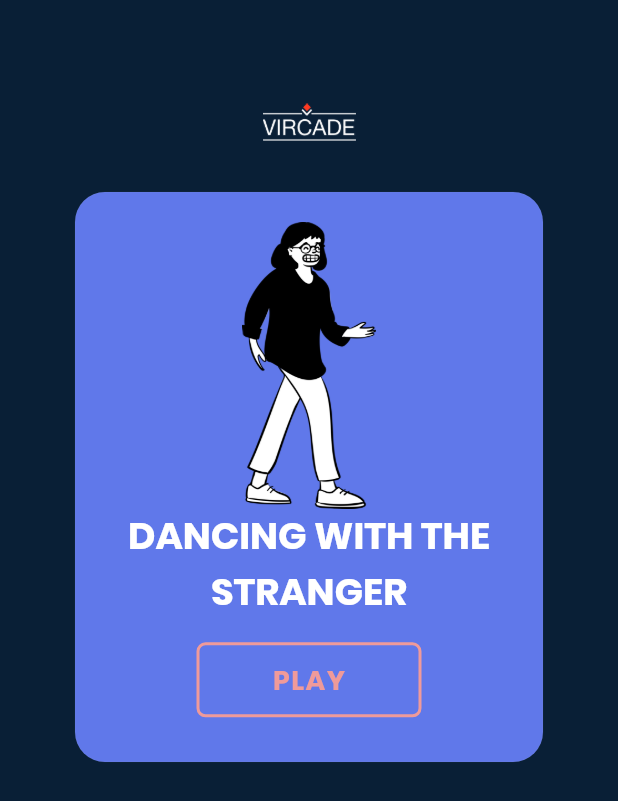
After one commit to KiranaTh/Vircade, a Flutter app: the screen it shows after launch, after a tap on "SIGN IN", on a phone screen of 412 x 824 dp. The commit adds this screen. Shown: the top 801 px of the screen. Run offline on Flutter 3.47's test engine with Material 2 defaults, Android fonts, the phone set to English and light mode, and no system bars; our stand-ins replace flutter_screenutil.

Commit message:
activities UI

```diff
--- a/Vircade/lib/Login.dart
+++ b/Vircade/lib/Login.dart
@@ -2,7 +2,7 @@ import 'package:flutter/material.dart';
 import 'package:flutter_screenutil/flutter_screenutil.dart';
 import 'FormCard.dart';
 import 'Signup.dart';
-import 'test.dart';
+import 'activities.dart';
 
 class Login extends StatefulWidget {
   @override
@@ -20,7 +20,7 @@ route(){
 
   test(){
     Navigator.pushReplacement(context, MaterialPageRoute(
-      builder: (context) => Test()
+      builder: (context) => Activities()
     ));
   }
 
@@ -45,7 +45,7 @@ route(){
           ),
           SingleChildScrollView(
             child: Padding(
-              padding: EdgeInsets.only(left: 28.0, right: 28.0, top: 200.0),
+              padding: EdgeInsets.only(left: 28.0, right: 28.0, top: 20.0),
               child: Column(
                 children: <Widget>[
                   Row(
@@ -58,7 +58,7 @@ route(){
                     ],
                   ),
                   SizedBox(
-                    height: ScreenUtil().setHeight(180),
+                    height: ScreenUtil().setHeight(450),
                   ),
                   FormCard(),
                   SizedBox(height: ScreenUtil().setHeight(40)),
--- a/Vircade/lib/Signup.dart
+++ b/Vircade/lib/Signup.dart
@@ -44,7 +44,7 @@ test(){
           ),
           SingleChildScrollView(
             child: Padding(
-              padding: EdgeInsets.only(left: 28.0, right: 28.0, top: 200.0),
+              padding: EdgeInsets.only(left: 28.0, right: 28.0, top: 20.0),
               child: Column(
                 children: <Widget>[
                   Row(
@@ -57,7 +57,7 @@ test(){
                     ],
                   ),
                   SizedBox(
-                    height: ScreenUtil().setHeight(180),
+                    height: ScreenUtil().setHeight(450),
                   ),
                   FormCard(),
                   SizedBox(height: ScreenUtil().setHeight(40)),
--- /dev/null
+++ b/Vircade/lib/activities.dart
@@ -0,0 +1,97 @@
+import 'package:flutter/material.dart';
+import 'test.dart';
+
+class Activities extends StatefulWidget {
+
+  @override
+  _ActivitiesState createState() => _ActivitiesState();
+}
+
+class _ActivitiesState extends State<Activities> {
+
+test(){
+    Navigator.pushReplacement(context, MaterialPageRoute(
+      builder: (context) => Test()
+    ));
+}
+  @override
+  Widget build(BuildContext context) {
+    return Scaffold(
+       backgroundColor: Color(0xFF091F36),
+       body: Padding(
+         padding: const EdgeInsets.symmetric(horizontal: 50.0, vertical: 30.0),
+         child: new Column(
+           children: <Widget>[
+             Align(
+               alignment: Alignment.center,
+               child: Padding(
+                 padding: EdgeInsets.only(top: 30.0, bottom: 25.0),
+                 child:
+                  Image.asset("assets/logo.png", width: 62.0, height: 43.0),
+               ),
+             ),
+             Container(
+               width: double.infinity,
+               height: 380.0,
+               decoration: BoxDecoration(
+                 color: Color(0xFF6078ea),
+                 borderRadius: BorderRadius.circular(20.0),
+                 border: Border.all(
+                   color: Colors.grey.withOpacity(.3), width: .2
+                 ),
+               ),
+               child: Column(
+                 children: <Widget>[
+                   SizedBox(
+                     height: 20.0,
+                   ),
+                   Image.asset("assets/dance.png", width: 261.0, height: 191.0),
+                   Text("DANCING WITH THE STRANGER",
+                   style: TextStyle(color: Colors.white,fontSize: 25.0, fontFamily: "Poppins-Bold"),
+                   textAlign: TextAlign.center,),
+                   SizedBox(height: 15.0),
+                  //  Padding(padding: const EdgeInsets.symmetric(horizontal: 30.0),
+                  //  child: Column()),
+                  InkWell(
+
+                        child: Container(
+                          width: 150.0,
+                          height: 50.0,
+                          decoration: BoxDecoration(
+                              color: Color(0xFF6078ea),
+                              border: Border.all(
+                                color: Colors.red[200],
+                                width: 2,
+                              ),
+                              borderRadius: BorderRadius.circular(6.0),
+                              boxShadow: [
+                                BoxShadow(
+                                    color: Color(0xFF6078ea).withOpacity(.3),
+                                    offset: Offset(0.0, 8.0),
+                                    blurRadius: 8.0)
+                              ]),
+                          child: Material(
+                            color: Colors.transparent,
+                            child: InkWell(
+                              onTap: () => test(),
+                              child: Center(
+                                child: Text("PLAY",
+                                    style: TextStyle(
+                                        color: Colors.red[200],
+                                        fontFamily: "Poppins-Bold",
+                                        fontSize: 18,
+                                        letterSpacing: 1.0)),
+                              ),
+                            ),
+                          ),
+                        ),
+                      ),
+                 ],
+               ),
+             )
+           ],
+         ),
+       ),
+    );
+  }
+}
--- a/Vircade/pubspec.yaml
+++ b/Vircade/pubspec.yaml
@@ -46,6 +46,7 @@ flutter:
       - assets/logo.png
       - assets/login.png
       - assets/signup.png
+      - assets/dance.png
 
   # An image asset can refer to one or more resolution-specific "variants", see
   # https://flutter.dev/assets-and-images/#resolution-aware.
```
Also changed, not shown: Vircade/assets/dance.png (added).
